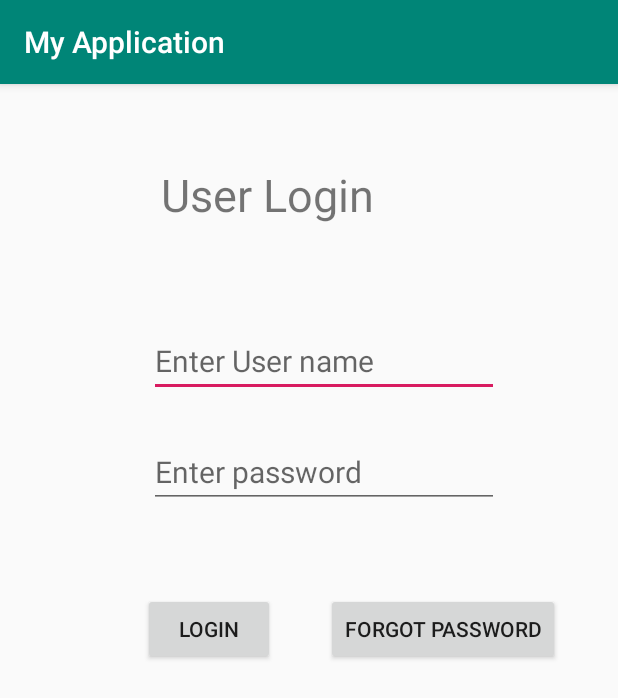
After one commit to Akhiljogiparthi/Marvel_car, an Android app: the UserLogin screen opened directly, with no data from a screen before it, on a phone screen of 412 x 824 dp. The commit adds this screen. Shown: the top 698 px of the screen. Run offline under Robolectric (Android 15) with nearby library versions, the phone set to English and light mode, and no system bars.

Commit message:
user login created

```diff
--- a/MyApplication2/app/src/main/AndroidManifest.xml
+++ b/MyApplication2/app/src/main/AndroidManifest.xml
@@ -9,7 +9,8 @@
         android:roundIcon="@mipmap/ic_launcher_round"
         android:supportsRtl="true"
         android:theme="@style/AppTheme">
-        <activity android:name=".AdminLogin"></activity>
+        <activity android:name=".UserLogin"></activity>
+        <activity android:name=".AdminLogin" />
         <activity android:name=".MainActivity">
             <intent-filter>
                 <action android:name="android.intent.action.MAIN" />
--- a/MyApplication2/app/src/main/java/com/example/myapplication/MainActivity.java
+++ b/MyApplication2/app/src/main/java/com/example/myapplication/MainActivity.java
@@ -28,7 +28,13 @@ public class MainActivity extends AppCompatActivity {
 
         }
         );
-
+        user.setOnClickListener(new View.OnClickListener() {
+            @Override
+            public void onClick(View v) {
+                Intent i=new Intent(MainActivity.this,UserLogin.class);
+                startActivity(i);
+            }
+        });
 
 
     }
--- /dev/null
+++ b/MyApplication2/app/src/main/java/com/example/myapplication/UserLogin.java
@@ -0,0 +1,14 @@
+package com.example.myapplication;
+
+import androidx.appcompat.app.AppCompatActivity;
+
+import android.os.Bundle;
+
+public class UserLogin extends AppCompatActivity {
+
+    @Override
+    protected void onCreate(Bundle savedInstanceState) {
+        super.onCreate(savedInstanceState);
+        setContentView(R.layout.activity_user_login);
+    }
+}
--- /dev/null
+++ b/MyApplication2/app/src/main/res/layout/activity_user_login.xml
@@ -0,0 +1,75 @@
+<?xml version="1.0" encoding="utf-8"?>
+<androidx.constraintlayout.widget.ConstraintLayout xmlns:android="http://schemas.android.com/apk/res/android"
+    xmlns:app="http://schemas.android.com/apk/res-auto"
+    xmlns:tools="http://schemas.android.com/tools"
+    android:layout_width="match_parent"
+    android:layout_height="match_parent"
+    tools:context=".UserLogin">
+
+    <TextView
+        android:id="@+id/userlogin"
+        android:layout_width="wrap_content"
+        android:layout_height="wrap_content"
+        android:text="User Login "
+        android:textSize="30sp"
+        app:layout_constraintBottom_toBottomOf="parent"
+        app:layout_constraintEnd_toEndOf="parent"
+        app:layout_constraintHorizontal_bias="0.409"
+        app:layout_constraintStart_toStartOf="parent"
+        app:layout_constraintTop_toTopOf="parent"
+        app:layout_constraintVertical_bias="0.073" />
+
+    <EditText
+        android:id="@+id/editText"
+        android:layout_width="wrap_content"
+        android:layout_height="wrap_content"
+        android:ems="10"
+        android:hint="Enter User name"
+        android:inputType="textPersonName"
+        android:textSize="20sp"
+        app:layout_constraintBottom_toBottomOf="parent"
+        app:layout_constraintEnd_toEndOf="parent"
+        app:layout_constraintHorizontal_bias="0.555"
+        app:layout_constraintStart_toStartOf="parent"
+        app:layout_constraintTop_toTopOf="parent"
+        app:layout_constraintVertical_bias="0.223" />
+
+    <EditText
+        android:id="@+id/editText2"
+        android:layout_width="wrap_content"
+        android:layout_height="wrap_content"
+        android:ems="10"
+        android:hint="Enter password"
+        android:inputType="textPersonName"
+        android:textSize="20sp"
+        app:layout_constraintBottom_toBottomOf="parent"
+        app:layout_constraintEnd_toEndOf="parent"
+        app:layout_constraintHorizontal_bias="0.555"
+        app:layout_constraintStart_toStartOf="parent"
+        app:layout_constraintTop_toTopOf="parent"
+        app:layout_constraintVertical_bias="0.326" />
+
+    <Button
+        android:id="@+id/button"
+        android:layout_width="wrap_content"
+        android:layout_height="wrap_content"
+        android:text="Login"
+        app:layout_constraintBottom_toBottomOf="parent"
+        app:layout_constraintEnd_toEndOf="parent"
+        app:layout_constraintHorizontal_bias="0.294"
+        app:layout_constraintStart_toStartOf="parent"
+        app:layout_constraintTop_toTopOf="parent"
+        app:layout_constraintVertical_bias="0.471" />
+
+    <Button
+        android:id="@+id/button2"
+        android:layout_width="wrap_content"
+        android:layout_height="wrap_content"
+        android:text="Forgot Password"
+        app:layout_constraintBottom_toBottomOf="parent"
+        app:layout_constraintEnd_toEndOf="parent"
+        app:layout_constraintHorizontal_bias="0.85"
+        app:layout_constraintStart_toStartOf="parent"
+        app:layout_constraintTop_toTopOf="parent"
+        app:layout_constraintVertical_bias="0.471" />
+</androidx.constraintlayout.widget.ConstraintLayout>
```
